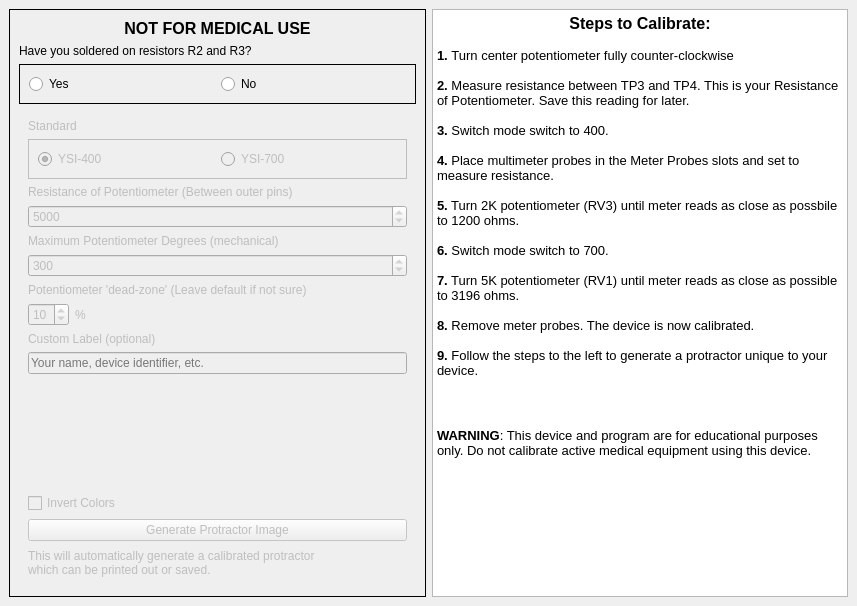
This is protractor_ui.ui in HTM-Workshop/protractor-generator as Qt 5 draws it before an edit. The edited form follows.
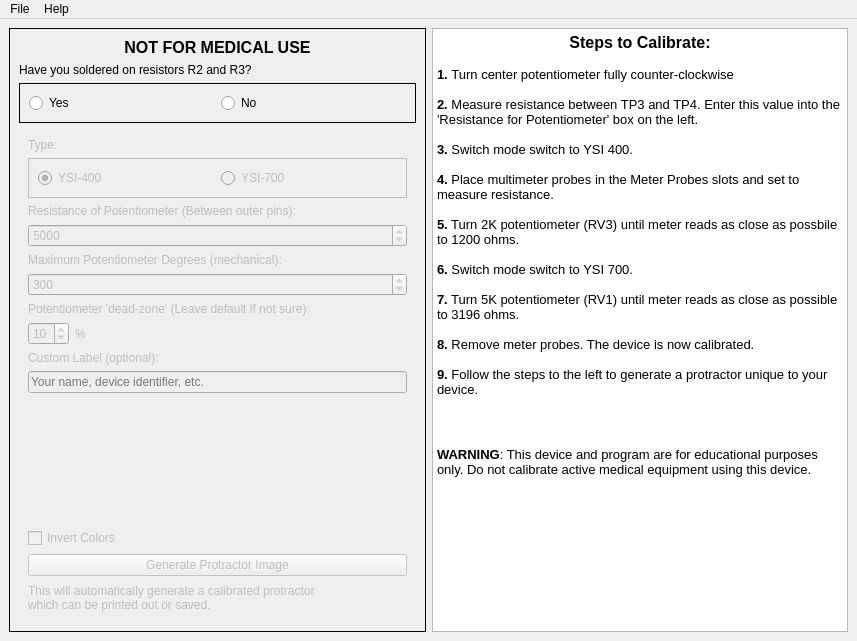
This is the edited form.

```diff
--- a/protractor_ui.ui
+++ b/protractor_ui.ui
@@ -7,13 +7,13 @@
     <x>0</x>
     <y>0</y>
     <width>857</width>
-    <height>606</height>
+    <height>641</height>
    </rect>
   </property>
   <property name="minimumSize">
    <size>
     <width>857</width>
-    <height>606</height>
+    <height>641</height>
    </size>
   </property>
   <property name="maximumSize">
@@ -38,15 +38,15 @@
 &lt;p style=&quot;-qt-paragraph-type:empty; margin-top:0px; margin-bottom:0px; margin-left:0px; margin-right:0px; -qt-block-indent:0; text-indent:0px; font-family:'Ubuntu'; font-size:10pt;&quot;&gt;&lt;br /&gt;&lt;/p&gt;
 &lt;p style=&quot; margin-top:0px; margin-bottom:0px; margin-left:0px; margin-right:0px; -qt-block-indent:0; text-indent:0px;&quot;&gt;&lt;span style=&quot; font-family:'Ubuntu'; font-size:10pt; font-weight:600;&quot;&gt;1. &lt;/span&gt;&lt;span style=&quot; font-family:'Ubuntu'; font-size:10pt;&quot;&gt;Turn center potentiometer fully counter-clockwise&lt;/span&gt;&lt;/p&gt;
 &lt;p style=&quot;-qt-paragraph-type:empty; margin-top:0px; margin-bottom:0px; margin-left:0px; margin-right:0px; -qt-block-indent:0; text-indent:0px; font-family:'Ubuntu'; font-size:10pt;&quot;&gt;&lt;br /&gt;&lt;/p&gt;
-&lt;p style=&quot; margin-top:0px; margin-bottom:0px; margin-left:0px; margin-right:0px; -qt-block-indent:0; text-indent:0px;&quot;&gt;&lt;span style=&quot; font-family:'Ubuntu'; font-size:10pt; font-weight:600;&quot;&gt;2.&lt;/span&gt;&lt;span style=&quot; font-family:'Ubuntu'; font-size:10pt;&quot;&gt; Measure resistance between TP3 and TP4. This is your Resistance of Potentiometer. Save this reading for later.&lt;/span&gt;&lt;/p&gt;
+&lt;p style=&quot; margin-top:0px; margin-bottom:0px; margin-left:0px; margin-right:0px; -qt-block-indent:0; text-indent:0px;&quot;&gt;&lt;span style=&quot; font-family:'Ubuntu'; font-size:10pt; font-weight:600;&quot;&gt;2.&lt;/span&gt;&lt;span style=&quot; font-family:'Ubuntu'; font-size:10pt;&quot;&gt; Measure resistance between TP3 and TP4. Enter this value into the 'Resistance for Potentiometer' box on the left.&lt;/span&gt;&lt;/p&gt;
 &lt;p style=&quot;-qt-paragraph-type:empty; margin-top:0px; margin-bottom:0px; margin-left:0px; margin-right:0px; -qt-block-indent:0; text-indent:0px; font-family:'Ubuntu'; font-size:10pt;&quot;&gt;&lt;br /&gt;&lt;/p&gt;
-&lt;p style=&quot; margin-top:0px; margin-bottom:0px; margin-left:0px; margin-right:0px; -qt-block-indent:0; text-indent:0px;&quot;&gt;&lt;span style=&quot; font-family:'Ubuntu'; font-size:10pt; font-weight:600;&quot;&gt;3.&lt;/span&gt;&lt;span style=&quot; font-family:'Ubuntu'; font-size:10pt;&quot;&gt; Switch mode switch to 400.&lt;/span&gt;&lt;/p&gt;
+&lt;p style=&quot; margin-top:0px; margin-bottom:0px; margin-left:0px; margin-right:0px; -qt-block-indent:0; text-indent:0px;&quot;&gt;&lt;span style=&quot; font-family:'Ubuntu'; font-size:10pt; font-weight:600;&quot;&gt;3.&lt;/span&gt;&lt;span style=&quot; font-family:'Ubuntu'; font-size:10pt;&quot;&gt; Switch mode switch to YSI 400.&lt;/span&gt;&lt;/p&gt;
 &lt;p style=&quot;-qt-paragraph-type:empty; margin-top:0px; margin-bottom:0px; margin-left:0px; margin-right:0px; -qt-block-indent:0; text-indent:0px; font-family:'Ubuntu'; font-size:10pt;&quot;&gt;&lt;br /&gt;&lt;/p&gt;
 &lt;p style=&quot; margin-top:0px; margin-bottom:0px; margin-left:0px; margin-right:0px; -qt-block-indent:0; text-indent:0px;&quot;&gt;&lt;span style=&quot; font-family:'Ubuntu'; font-size:10pt; font-weight:600;&quot;&gt;4.&lt;/span&gt;&lt;span style=&quot; font-family:'Ubuntu'; font-size:10pt;&quot;&gt; Place multimeter probes in the Meter Probes slots and set to measure resistance.&lt;/span&gt;&lt;/p&gt;
 &lt;p style=&quot;-qt-paragraph-type:empty; margin-top:0px; margin-bottom:0px; margin-left:0px; margin-right:0px; -qt-block-indent:0; text-indent:0px; font-family:'Ubuntu'; font-size:10pt;&quot;&gt;&lt;br /&gt;&lt;/p&gt;
 &lt;p style=&quot; margin-top:0px; margin-bottom:0px; margin-left:0px; margin-right:0px; -qt-block-indent:0; text-indent:0px;&quot;&gt;&lt;span style=&quot; font-family:'Ubuntu'; font-size:10pt; font-weight:600;&quot;&gt;5.&lt;/span&gt;&lt;span style=&quot; font-family:'Ubuntu'; font-size:10pt;&quot;&gt; Turn 2K potentiometer (RV3) until meter reads as close as possbile to 1200 ohms.&lt;/span&gt;&lt;/p&gt;
 &lt;p style=&quot;-qt-paragraph-type:empty; margin-top:0px; margin-bottom:0px; margin-left:0px; margin-right:0px; -qt-block-indent:0; text-indent:0px; font-family:'Ubuntu'; font-size:10pt;&quot;&gt;&lt;br /&gt;&lt;/p&gt;
-&lt;p style=&quot; margin-top:0px; margin-bottom:0px; margin-left:0px; margin-right:0px; -qt-block-indent:0; text-indent:0px;&quot;&gt;&lt;span style=&quot; font-family:'Ubuntu'; font-size:10pt; font-weight:600;&quot;&gt;6.&lt;/span&gt;&lt;span style=&quot; font-family:'Ubuntu'; font-size:10pt;&quot;&gt; Switch mode switch to 700.&lt;/span&gt;&lt;/p&gt;
+&lt;p style=&quot; margin-top:0px; margin-bottom:0px; margin-left:0px; margin-right:0px; -qt-block-indent:0; text-indent:0px;&quot;&gt;&lt;span style=&quot; font-family:'Ubuntu'; font-size:10pt; font-weight:600;&quot;&gt;6.&lt;/span&gt;&lt;span style=&quot; font-family:'Ubuntu'; font-size:10pt;&quot;&gt; Switch mode switch to YSI 700.&lt;/span&gt;&lt;/p&gt;
 &lt;p style=&quot;-qt-paragraph-type:empty; margin-top:0px; margin-bottom:0px; margin-left:0px; margin-right:0px; -qt-block-indent:0; text-indent:0px; font-family:'Ubuntu'; font-size:10pt;&quot;&gt;&lt;br /&gt;&lt;/p&gt;
 &lt;p style=&quot; margin-top:0px; margin-bottom:0px; margin-left:0px; margin-right:0px; -qt-block-indent:0; text-indent:0px;&quot;&gt;&lt;span style=&quot; font-family:'Ubuntu'; font-size:10pt; font-weight:600;&quot;&gt;7.&lt;/span&gt;&lt;span style=&quot; font-family:'Ubuntu'; font-size:10pt;&quot;&gt; Turn 5K potentiometer (RV1) until meter reads as close as possible to 3196 ohms.&lt;/span&gt;&lt;/p&gt;
 &lt;p style=&quot;-qt-paragraph-type:empty; margin-top:0px; margin-bottom:0px; margin-left:0px; margin-right:0px; -qt-block-indent:0; text-indent:0px; font-family:'Ubuntu'; font-size:10pt;&quot;&gt;&lt;br /&gt;&lt;/p&gt;
@@ -77,7 +77,7 @@
           <item>
            <widget class="QLabel" name="label_6">
             <property name="text">
-             <string>Standard</string>
+             <string>Type:</string>
             </property>
            </widget>
           </item>
@@ -113,7 +113,7 @@
           <item>
            <widget class="QLabel" name="label_2">
             <property name="text">
-             <string>Resistance of Potentiometer (Between outer pins)</string>
+             <string>Resistance of Potentiometer (Between outer pins):</string>
             </property>
            </widget>
           </item>
@@ -133,7 +133,7 @@
           <item>
            <widget class="QLabel" name="label">
             <property name="text">
-             <string>Maximum Potentiometer Degrees (mechanical)</string>
+             <string>Maximum Potentiometer Degrees (mechanical):</string>
             </property>
            </widget>
           </item>
@@ -153,7 +153,7 @@
           <item>
            <widget class="QLabel" name="label_4">
             <property name="text">
-             <string>Potentiometer 'dead-zone' (Leave default if not sure)</string>
+             <string>Potentiometer 'dead-zone' (Leave default if not sure):</string>
             </property>
            </widget>
           </item>
@@ -197,7 +197,7 @@
           <item>
            <widget class="QLabel" name="label_8">
             <property name="text">
-             <string>Custom Label (optional)</string>
+             <string>Custom Label (optional):</string>
             </property>
            </widget>
           </item>
@@ -307,6 +307,46 @@
     </item>
    </layout>
   </widget>
+  <widget class="QMenuBar" name="menuBar">
+   <property name="geometry">
+    <rect>
+     <x>0</x>
+     <y>0</y>
+     <width>857</width>
+     <height>38</height>
+    </rect>
+   </property>
+   <widget class="QMenu" name="menuFile">
+    <property name="title">
+     <string>File</string>
+    </property>
+    <addaction name="action_quit"/>
+   </widget>
+   <widget class="QMenu" name="menuHelp">
+    <property name="title">
+     <string>Help</string>
+    </property>
+    <addaction name="action_about"/>
+    <addaction name="action_license"/>
+   </widget>
+   <addaction name="menuFile"/>
+   <addaction name="menuHelp"/>
+  </widget>
+  <action name="action_quit">
+   <property name="text">
+    <string>Quit</string>
+   </property>
+  </action>
+  <action name="action_about">
+   <property name="text">
+    <string>About</string>
+   </property>
+  </action>
+  <action name="action_license">
+   <property name="text">
+    <string>License</string>
+   </property>
+  </action>
  </widget>
  <resources/>
  <connections/>
```
